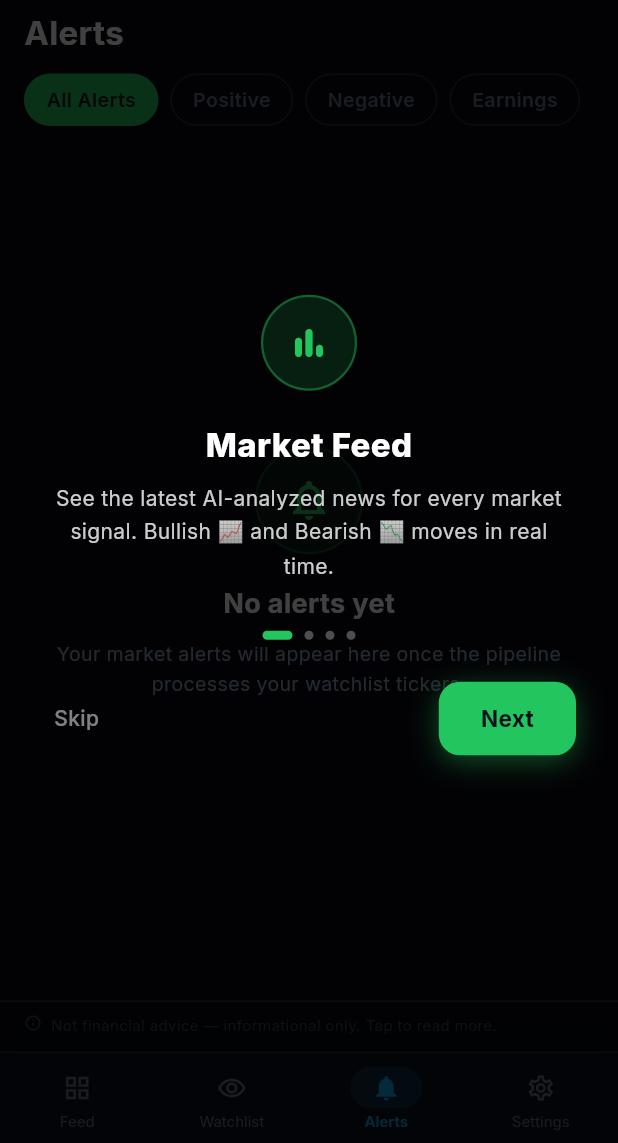
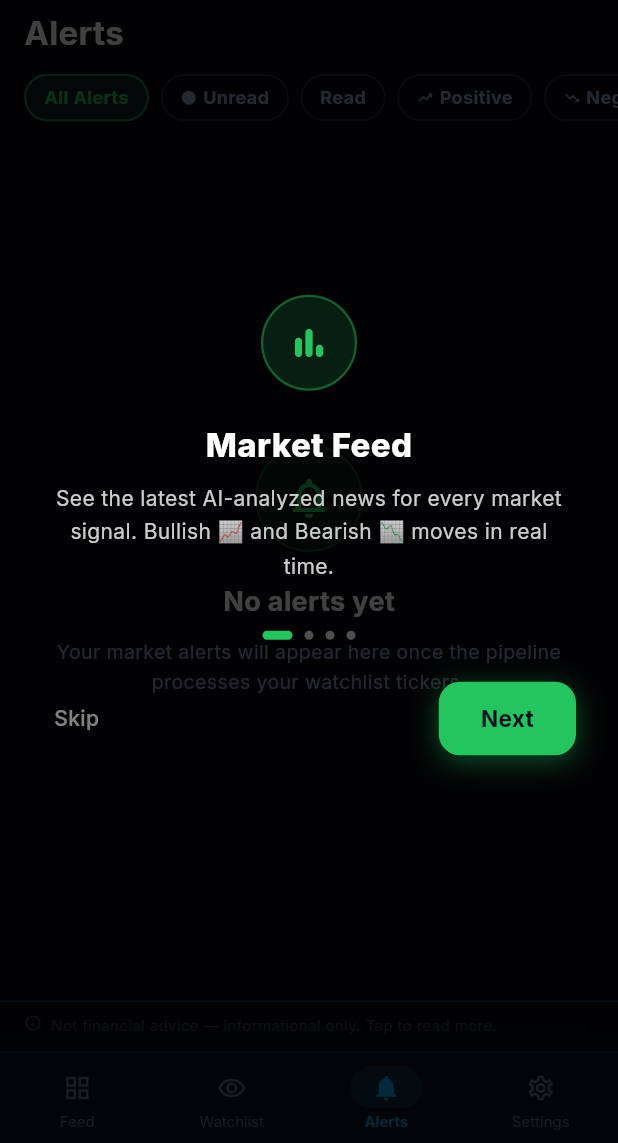
Before and after one commit to Allan021/mobile-profits-alert, a Flutter app: the AlertsScreen screen opened by its route, on a phone screen of 412 x 824 dp, the part 93-1236 px from its top. Run offline on Flutter 3.47's test engine with Material 3 defaults, Android fonts, the phone set to English and light mode, and no system bars; drawn by our look-alikes of flutter_animate; our stand-ins replace dio, firebase_auth, firebase_core, firebase_messaging, fl_chart, flutter_local_notifications and 5 more; accounts and stored records are empty; network calls fail.

Commit message:
feat(alerts): single compact filter row with unread/read filters
Co-Authored-By: Claude Opus 4.8 (1M context) <noreply@anthropic.com>

```diff
--- a/lib/presentation/providers/providers.dart
+++ b/lib/presentation/providers/providers.dart
@@ -373,3 +373,8 @@ class ReadAlertsNotifier extends StateNotifier<Set<String>> {
 
 final readAlertsProvider =
     StateNotifierProvider<ReadAlertsNotifier, Set<String>>((ref) => ReadAlertsNotifier());
+
+// Single client-side filter for the Alerts screen (one active chip at a time).
+enum AlertView { all, unread, read, positive, negative }
+
+final alertViewProvider = StateProvider<AlertView>((ref) => AlertView.all);
--- a/lib/presentation/screens/alerts/alerts_screen.dart
+++ b/lib/presentation/screens/alerts/alerts_screen.dart
@@ -53,13 +53,14 @@ class AlertsScreen extends ConsumerWidget {
   @override
   Widget build(BuildContext context, WidgetRef ref) {
     final l = AppLocalizations.of(context)!;
+    final es = Localizations.localeOf(context).languageCode == 'es';
     final isDark = Theme.of(context).brightness == Brightness.dark;
     final primary = isDark ? AppColors.primaryDark : AppColors.primaryLight;
     final user = ref.watch(authProvider);
     final alerts = ref.watch(alertsProvider);
-    final filter = ref.watch(alertsProvider.notifier).filter;
+    final view = ref.watch(alertViewProvider);
+    final readIds = ref.watch(readAlertsProvider);
 
-    final tabs = [l.allAlerts, l.positive, l.negative, l.earnings];
     final watchlistSymbols = ref.watch(watchlistProvider).maybeWhen(
       data: (tickers) => tickers.map((t) => t.symbol).toList(),
       orElse: () => <String>[],
@@ -130,42 +131,26 @@ class AlertsScreen extends ConsumerWidget {
               scrollDirection: Axis.horizontal,
               padding: const EdgeInsets.symmetric(horizontal: 16),
               child: Row(
-                children: List.generate(tabs.length, (i) {
-                  final filterVal = AlertFilter.values[i];
-                  final selected = filter == filterVal;
-                  return GestureDetector(
-                    onTap: () =>
-                        ref.read(alertsProvider.notifier).setFilter(filterVal),
-                    child: AnimatedContainer(
-                      duration: const Duration(milliseconds: 200),
-                      curve: Curves.easeInOut,
-                      margin: const EdgeInsets.only(right: 8),
-                      padding: const EdgeInsets.symmetric(
-                          horizontal: 14, vertical: 7),
-                      decoration: BoxDecoration(
-                        color: selected ? primary : Colors.transparent,
-                        borderRadius: BorderRadius.circular(20),
-                        border: Border.all(
-                          color: selected
-                              ? primary
-                              : (isDark
-                                  ? AppColors.darkBorder
-                                  : AppColors.lightBorder),
-                        ),
-                      ),
-                      child: Text(
-                        tabs[i],
-                        style: GoogleFonts.inter(
-                          fontSize: 13,
-                          fontWeight: FontWeight.w600,
-                          color: selected
-                              ? (isDark ? AppColors.black : AppColors.white)
-                              : AppColors.textMuted,
-                        ),
-                      ),
+                children: [
+                  for (final v in AlertView.values) ...[
+                    _FilterChip(
+                      label: _viewLabel(l, v, es),
+                      icon: v == AlertView.positive
+                          ? Icons.trending_up
+                          : v == AlertView.negative
+                              ? Icons.trending_down
+                              : v == AlertView.unread
+                                  ? Icons.circle
+                                  : null,
+                      selected: view == v,
+                      primary: primary,
+                      isDark: isDark,
+                      onTap: () =>
+                          ref.read(alertViewProvider.notifier).state = v,
                     ),
-                  );
-                }),
+                    const SizedBox(width: 8),
+                  ],
+                ],
               ),
             ).animate(delay: 100.ms).fadeIn(duration: 280.ms),
 
@@ -280,9 +265,24 @@ class AlertsScreen extends ConsumerWidget {
                     ).animate().fadeIn(duration: 400.ms).slideY(begin: 0.1, end: 0);
                   }
 
-                  final filtered = selectedTicker == null
-                      ? items
-                      : items.where((a) => a.ticker.toUpperCase() == selectedTicker.toUpperCase()).toList();
+                  final filtered = items.where((a) {
+                    if (selectedTicker != null &&
+                        a.ticker.toUpperCase() != selectedTicker.toUpperCase()) {
+                      return false;
+                    }
+                    switch (view) {
+                      case AlertView.unread:
+                        return !readIds.contains(a.id);
+                      case AlertView.read:
+                        return readIds.contains(a.id);
+                      case AlertView.positive:
+                        return a.direction == SentimentDirection.positive;
+                      case AlertView.negative:
+                        return a.direction == SentimentDirection.negative;
+                      case AlertView.all:
+                        return true;
+                    }
+                  }).toList();
                   final todayItems =
                       filtered.where((a) => _isToday(a.receivedAt)).toList();
                   final yesterdayItems =
@@ -584,3 +584,75 @@ class _DisclaimerBarState extends State<_DisclaimerBar> {
     );
   }
 }
+
+String _viewLabel(AppLocalizations l, AlertView v, bool es) {
+  switch (v) {
+    case AlertView.all:
+      return l.allAlerts;
+    case AlertView.unread:
+      return es ? 'Sin leer' : 'Unread';
+    case AlertView.read:
+      return es ? 'Leídas' : 'Read';
+    case AlertView.positive:
+      return l.positive;
+    case AlertView.negative:
+      return l.negative;
+  }
+}
+
+/// Compact filter chip for the Alerts toolbar (one active at a time).
+class _FilterChip extends StatelessWidget {
+  final String label;
+  final IconData? icon;
+  final bool selected;
+  final Color primary;
+  final bool isDark;
+  final VoidCallback onTap;
+
+  const _FilterChip({
+    required this.label,
+    required this.selected,
+    required this.primary,
+    required this.isDark,
+    required this.onTap,
+    this.icon,
+  });
+
+  @override
+  Widget build(BuildContext context) {
+    final border = isDark ? AppColors.darkBorder : AppColors.lightBorder;
+    return GestureDetector(
+      onTap: onTap,
+      child: AnimatedContainer(
+        duration: const Duration(milliseconds: 180),
+        curve: Curves.easeInOut,
+        padding: const EdgeInsets.symmetric(horizontal: 12, vertical: 6),
+        decoration: BoxDecoration(
+          color: selected ? primary.withValues(alpha: 0.14) : Colors.transparent,
+          borderRadius: BorderRadius.circular(20),
+          border: Border.all(
+            color: selected ? primary.withValues(alpha: 0.6) : border,
+            width: selected ? 1.5 : 1,
+          ),
+        ),
+        child: Row(
+          mainAxisSize: MainAxisSize.min,
+          children: [
+            if (icon != null) ...[
+              Icon(icon, size: 11, color: selected ? primary : AppColors.textMutedDark),
+              const SizedBox(width: 4),
+            ],
+            Text(
+              label,
+              style: GoogleFonts.inter(
+                fontSize: 12,
+                fontWeight: FontWeight.w700,
+                color: selected ? primary : AppColors.textMutedDark,
+              ),
+            ),
+          ],
+        ),
+      ),
+    );
+  }
+}
--- a/pubspec.yaml
+++ b/pubspec.yaml
@@ -1,7 +1,7 @@
 name: profitalerts
 description: Stock news alert portal — real-time AI sentiment for your watchlist.
 publish_to: 'none'
-version: 1.0.0+7
+version: 1.0.0+8
 
 environment:
   sdk: ^3.9.2
```
